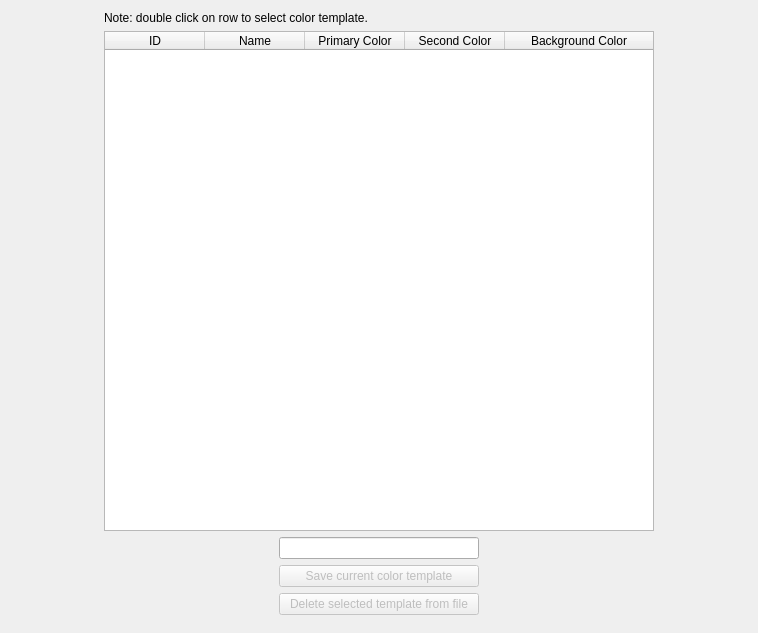
Afomin01/Harmonograph, file src/ui/ColorTemplatesDialog.ui: the form before one commit.
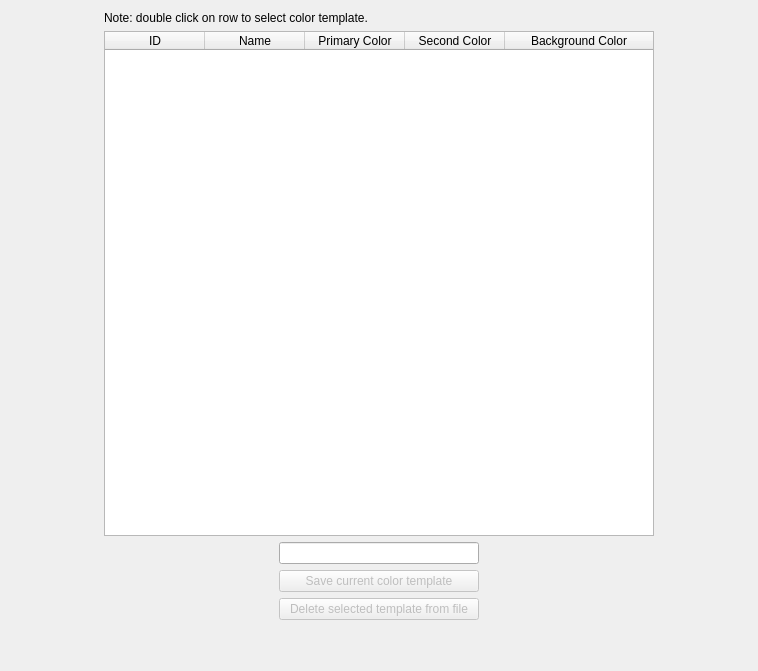
The form after the commit.

What changed in the file:
```diff
--- a/src/ui/ColorTemplatesDialog.ui
+++ b/src/ui/ColorTemplatesDialog.ui
@@ -7,7 +7,7 @@
     <x>0</x>
     <y>0</y>
     <width>758</width>
-    <height>633</height>
+    <height>671</height>
    </rect>
   </property>
   <property name="windowTitle">
@@ -122,6 +122,9 @@
      <property name="orientation">
       <enum>Qt::Vertical</enum>
      </property>
+     <property name="sizeType">
+      <enum>QSizePolicy::Fixed</enum>
+     </property>
      <property name="sizeHint" stdset="0">
       <size>
        <width>20</width>
```
